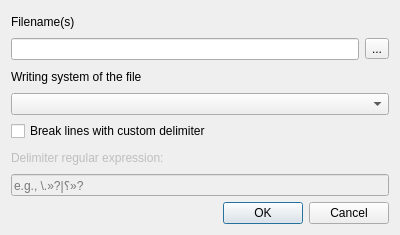
Before: the Qt Designer form importplaintextdialog.ui in adamb924/Gloss, drawn with Qt 5.
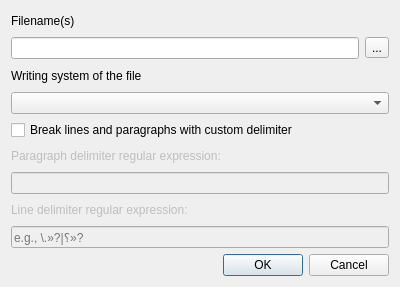
After: the same form once the commit is applied. Custom widgets are drawn as their Qt base class.

Commit message:
Added paragraph support
Mostly just the data structures, plus the plain text import dialog.
Basic functions and input/output have been tested. Bugs may linger.

```diff
--- a/importplaintextdialog.ui
+++ b/importplaintextdialog.ui
@@ -7,7 +7,7 @@
     <x>0</x>
     <y>0</y>
     <width>400</width>
-    <height>235</height>
+    <height>287</height>
    </rect>
   </property>
   <property name="windowTitle">
@@ -55,7 +55,24 @@
    <item>
     <widget class="QCheckBox" name="delimiterCheckBox">
      <property name="text">
-      <string>Break lines with custom delimiter</string>
+      <string>Break lines and paragraphs with custom delimiter</string>
+     </property>
+    </widget>
+   </item>
+   <item>
+    <widget class="QLabel" name="paragraphDelimiterLabel">
+     <property name="enabled">
+      <bool>false</bool>
+     </property>
+     <property name="text">
+      <string>Paragraph delimiter regular expression:</string>
+     </property>
+    </widget>
+   </item>
+   <item>
+    <widget class="QLineEdit" name="paragraphReEdit">
+     <property name="enabled">
+      <bool>false</bool>
      </property>
     </widget>
    </item>
@@ -65,7 +82,7 @@
       <bool>false</bool>
      </property>
      <property name="text">
-      <string>Delimiter regular expression:</string>
+      <string>Line delimiter regular expression:</string>
      </property>
     </widget>
    </item>
```
The commit also changes 21 other files.
